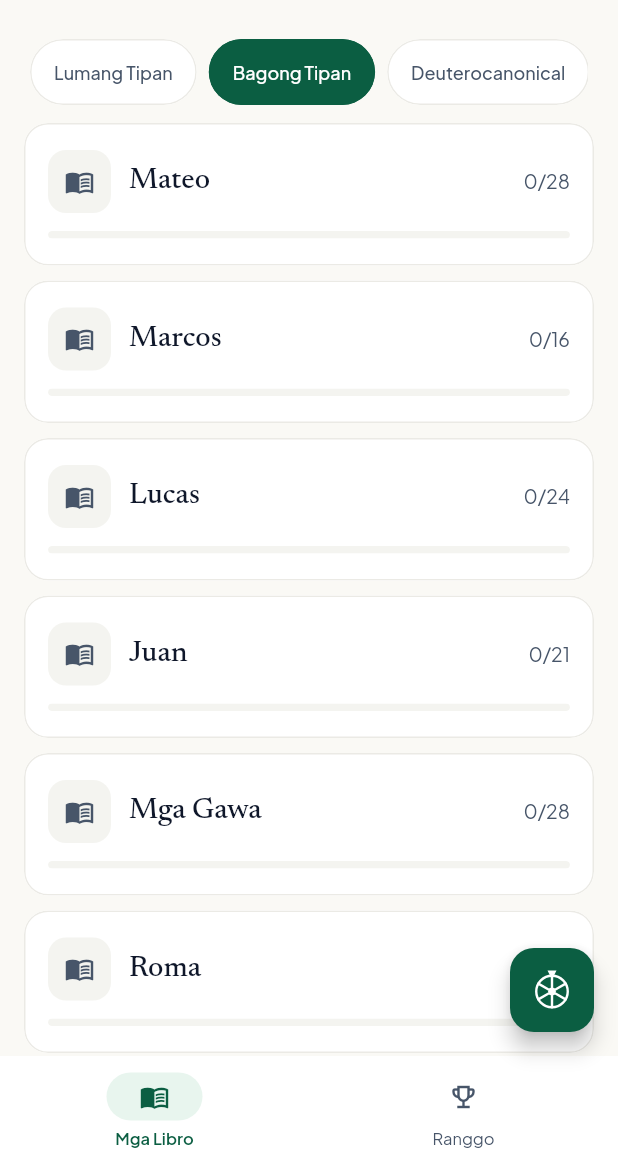
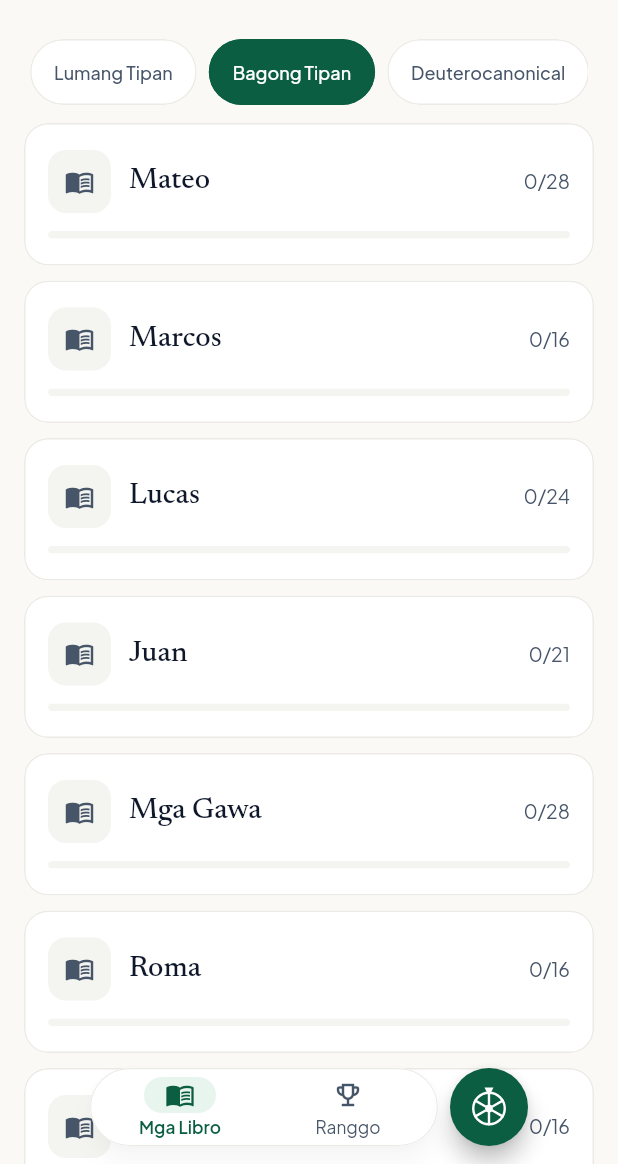
Before and after one commit to dyeybee1/bible-track, a Flutter app: the screen it shows once a user with an empty profile is signed in, after a tap on "Simulan ang pagbabasa", after a tap on "Lumang Tipan", after a tap on "Bagong Tipan", on a phone screen of 412 x 824 dp, the part 72-1236 px from its top. Run offline on Flutter 3.47's test engine with Material 3 defaults, Android fonts, the phone set to English and light mode, and no system bars; our stand-ins replace cloud_firestore, firebase_auth, firebase_core, google_sign_in, hive_ce, hive_ce_flutter; missing offline and left inert: dart:js_interop; accounts and stored records are empty; project files that could hold a hidden picture were left out.

Commit message:
Updated the bottom nav ui/ux

```diff
--- a/lib/features/books/books_screen.dart
+++ b/lib/features/books/books_screen.dart
@@ -9,6 +9,7 @@ import '../../models/book.dart';
 import '../../settings_scope.dart';
 import '../../theme/app_theme.dart';
 import '../../widgets/app_header.dart';
+import '../../widgets/floating_pill_nav.dart';
 import '../intro/intro_screen.dart';
 import 'chapter_screen.dart';
 
@@ -92,7 +93,12 @@ class _BooksScreenState extends State<BooksScreen> {
                   key: ValueKey(_section),
                   slivers: [
                     SliverPadding(
-                      padding: const EdgeInsets.fromLTRB(16, 0, 16, 96),
+                      padding: EdgeInsets.fromLTRB(
+                        16,
+                        0,
+                        16,
+                        floatingNavContentPadding(context),
+                      ),
                       sliver: SliverList(
                         delegate: SliverChildBuilderDelegate((context, index) {
                           if (index.isOdd) return const SizedBox(height: 10);
--- a/lib/features/home/home_shell.dart
+++ b/lib/features/home/home_shell.dart
@@ -9,6 +9,7 @@ import '../../data/progress_controller.dart';
 import '../../data/quiz_repository.dart';
 import '../../settings_scope.dart';
 import '../../widgets/spin_wheel_icon.dart';
+import '../../widgets/floating_pill_nav.dart';
 import '../books/books_screen.dart';
 import '../leaderboard/leaderboard_screen.dart';
 import '../spinner/spinner_screen.dart';
@@ -38,6 +39,7 @@ class _HomeShellState extends State<HomeShell> {
   bool _hintChecked = false;
   bool _showSpinHint = false;
   Timer? _hintTimer;
+  final _spinAnchor = LayerLink();
 
   @override
   void didChangeDependencies() {
@@ -83,11 +85,20 @@ class _HomeShellState extends State<HomeShell> {
   Widget build(BuildContext context) {
     final strings = context.s;
 
+    final padding = MediaQuery.paddingOf(context);
+    final reducedMotion = MediaQuery.disableAnimationsOf(context);
+    final duration = reducedMotion
+        ? Duration.zero
+        : const Duration(milliseconds: 200);
+
     return Listener(
       behavior: HitTestBehavior.translucent,
       onPointerDown: (_) => _dismissSpinHint(),
       child: Scaffold(
-        body: IndexedStack(
+        body: Stack(
+          fit: StackFit.expand,
+          children: [
+            IndexedStack(
               index: _index,
               children: [
                 BooksScreen(
@@ -103,90 +114,178 @@ class _HomeShellState extends State<HomeShell> {
                 ),
               ],
             ),
-        floatingActionButton: _index == 0
-            ? SizedBox(
-                width: _showSpinHint
-                    ? math.min(
-                        320,
+            if (MediaQuery.viewInsetsOf(context).bottom == 0)
+              Positioned(
+                left: padding.left + 16,
+                right: padding.right + 16,
+                bottom: padding.bottom + 12,
+                child: LayoutBuilder(
+                  builder: (context, constraints) {
+                    final pillWidth = math.min(
+                      232.0,
+                      constraints.maxWidth - 60,
+                    );
+                    return Stack(
+                      clipBehavior: Clip.none,
+                      children: [
+                        Center(
+                          child: TweenAnimationBuilder<double>(
+                            tween: Tween(begin: 1, end: _index == 0 ? 1 : 0),
+                            duration: duration,
+                            curve: Curves.easeInOut,
+                            builder: (context, visibility, _) => SizedBox(
+                              key: const ValueKey('home-navigation-row'),
+                              width: pillWidth + 60 * visibility,
+                              height: FloatingPillNav.height,
+                              child: Stack(
+                                clipBehavior: Clip.none,
+                                children: [
+                                  SizedBox(
+                                    width: pillWidth,
+                                    child: FloatingPillNav(
+                                      selectedIndex: _index,
+                                      onDestinationSelected: (i) {
+                                        _dismissSpinHint();
+                                        setState(() => _index = i);
+                                      },
+                                      destinations: [
+                                        FloatingPillDestination(
+                                          icon: Icons.menu_book_outlined,
+                                          selectedIcon: Icons.menu_book,
+                                          label: strings.navBooks,
+                                        ),
+                                        FloatingPillDestination(
+                                          icon: Icons.emoji_events_outlined,
+                                          selectedIcon: Icons.emoji_events,
+                                          label: strings.navLeaderboard,
+                                        ),
+                                      ],
+                                    ),
+                                  ),
+                                  if (visibility > 0)
+                                    Positioned(
+                                      left: pillWidth + 8,
+                                      top: 0,
+                                      child: _SpinButton(
+                                        active: _index == 0,
+                                        visibility: visibility,
+                                        anchor: _spinAnchor,
+                                        onPressed: _openSpinner,
+                                      ),
+                                    ),
+                                ],
+                              ),
+                            ),
+                          ),
+                        ),
+                      ],
+                    );
+                  },
+                ),
+              ),
+            if (_showSpinHint &&
+                _index == 0 &&
+                MediaQuery.viewInsetsOf(context).bottom == 0)
+              Positioned.fill(
+                child: Stack(
+                  clipBehavior: Clip.none,
+                  children: [
+                    Positioned(
+                      left: 0,
+                      top: 0,
+                      child: CompositedTransformFollower(
+                        link: _spinAnchor,
+                        showWhenUnlinked: false,
+                        targetAnchor: Alignment.topRight,
+                        followerAnchor: Alignment.bottomRight,
+                        offset: const Offset(0, -8),
+                        child: _SpinHint(
+                          maxWidth: math.min(
+                            280,
                             MediaQuery.sizeOf(context).width -
-                            MediaQuery.paddingOf(context).horizontal -
+                                padding.horizontal -
                                 32,
-                      )
-                    : 56,
-                child: Row(
-                  mainAxisSize: MainAxisSize.min,
-                  crossAxisAlignment: CrossAxisAlignment.end,
-                  children: [
-                    if (_showSpinHint) ...[
-                      Expanded(
+                          ),
+                        ),
+                      ),
+                    ),
+                  ],
+                ),
+              ),
+          ],
+        ),
+      ),
+    );
+  }
+}
+
+class _SpinButton extends StatelessWidget {
+  const _SpinButton({
+    required this.active,
+    required this.visibility,
+    required this.anchor,
+    required this.onPressed,
+  });
+  final bool active;
+  final double visibility;
+  final LayerLink anchor;
+  final VoidCallback onPressed;
+
+  @override
+  Widget build(BuildContext context) => IgnorePointer(
+    ignoring: !active,
+    child: ExcludeSemantics(
+      excluding: !active,
+      child: Opacity(
+        opacity: visibility,
+        child: Transform.scale(
+          scale: visibility,
+          child: CompositedTransformTarget(
+            link: anchor,
+            child: SizedBox.square(
+              dimension: FloatingPillNav.height,
+              child: FloatingActionButton(
+                key: const ValueKey('spin-fab'),
+                tooltip: context.s.spinReadingHint,
+                shape: const CircleBorder(),
+                onPressed: onPressed,
                 child: Semantics(
-                          liveRegion: true,
-                          child: Material(
-                            key: const ValueKey('spin-fab-hint'),
-                            elevation: 2,
-                            color: Theme.of(context).colorScheme.inverseSurface,
-                            borderRadius: BorderRadius.circular(12),
-                            child: Padding(
-                              padding: const EdgeInsets.all(12),
-                              child: Text(
-                                strings.spinReadingHint,
-                                style: Theme.of(context).textTheme.bodySmall
-                                    ?.copyWith(
-                                      color: Theme.of(
-                                        context,
-                                      ).colorScheme.onInverseSurface,
+                  label: context.s.spinReadingHint,
+                  child: const SpinWheelIcon(),
                 ),
               ),
             ),
           ),
         ),
       ),
-                      const SizedBox(width: 12),
-                    ],
-                    SizedBox.square(
-                      dimension: 56,
-                      child: FloatingActionButton(
-                        key: const ValueKey('spin-fab'),
-                        tooltip: strings.spinReadingHint,
-                        onPressed: _openSpinner,
+    ),
+  );
+}
+
+class _SpinHint extends StatelessWidget {
+  const _SpinHint({required this.maxWidth});
+  final double maxWidth;
+
+  @override
+  Widget build(BuildContext context) {
+    final scheme = Theme.of(context).colorScheme;
+    return SizedBox(
+      width: maxWidth,
       child: Semantics(
-                          label: strings.spinReadingHint,
-                          child: const SpinWheelIcon(),
+        liveRegion: true,
+        child: Material(
+          key: const ValueKey('spin-fab-hint'),
+          elevation: 2,
+          color: scheme.inverseSurface,
+          borderRadius: BorderRadius.circular(12),
+          child: Padding(
+            padding: const EdgeInsets.all(12),
+            child: Text(
+              context.s.spinReadingHint,
+              style: Theme.of(
+                context,
+              ).textTheme.bodySmall?.copyWith(color: scheme.onInverseSurface),
             ),
-                      ),
-                    ),
-                  ],
-                ),
-              )
-            : null,
-        floatingActionButtonLocation: FloatingActionButtonLocation.endFloat,
-        bottomNavigationBar: DecoratedBox(
-          decoration: BoxDecoration(
-            border: Border(
-              top: BorderSide(
-                color: Theme.of(context).colorScheme.outlineVariant,
-              ),
-            ),
-          ),
-          child: NavigationBar(
-            animationDuration: MediaQuery.disableAnimationsOf(context)
-                ? Duration.zero
-                : const Duration(milliseconds: 220),
-            selectedIndex: _index,
-            onDestinationSelected: (i) => setState(() => _index = i),
-            labelBehavior: NavigationDestinationLabelBehavior.alwaysShow,
-            destinations: [
-              NavigationDestination(
-                icon: const Icon(Icons.menu_book_outlined),
-                selectedIcon: const Icon(Icons.menu_book),
-                label: strings.navBooks,
-              ),
-              NavigationDestination(
-                icon: const Icon(Icons.emoji_events_outlined),
-                selectedIcon: const Icon(Icons.emoji_events),
-                label: strings.navLeaderboard,
-              ),
-            ],
           ),
         ),
       ),
--- a/lib/features/leaderboard/leaderboard_screen.dart
+++ b/lib/features/leaderboard/leaderboard_screen.dart
@@ -1,6 +1,7 @@
 import 'package:flutter/material.dart';
 import '../../widgets/app_header.dart';
 import '../../widgets/page_heading.dart';
+import '../../widgets/floating_pill_nav.dart';
 
 import '../../data/account_controller.dart';
 import '../../data/cloud_repository.dart';
@@ -109,7 +110,7 @@ class _LeaderboardScreenState extends State<LeaderboardScreen>
           root: true,
           themeToggle: true,
         ),
-        body: const SizedBox.shrink(),
+        body: const _LeaderboardStatusBody(child: SizedBox.shrink()),
       );
     }
 
@@ -123,7 +124,7 @@ class _LeaderboardScreenState extends State<LeaderboardScreen>
           root: true,
           themeToggle: true,
         ),
-        body: const Center(child: CircularProgressIndicator()),
+        body: const _LeaderboardStatusBody(child: CircularProgressIndicator()),
       );
     }
 
@@ -174,9 +175,7 @@ class _LeaderboardBody extends StatelessWidget {
     final scheme = theme.colorScheme;
 
     if (ctrl.status == LeaderboardStatus.offline) {
-      return Center(
-        child: Padding(
-          padding: const EdgeInsets.all(32),
+      return _LeaderboardStatusBody(
         child: Column(
           mainAxisSize: MainAxisSize.min,
           children: [
@@ -200,14 +199,11 @@ class _LeaderboardBody extends StatelessWidget {
             ),
           ],
         ),
-        ),
       );
     }
 
     if (ctrl.status == LeaderboardStatus.empty) {
-      return Center(
-        child: Padding(
-          padding: const EdgeInsets.all(32),
+      return _LeaderboardStatusBody(
         child: Column(
           mainAxisSize: MainAxisSize.min,
           children: [
@@ -234,7 +230,6 @@ class _LeaderboardBody extends StatelessWidget {
             ),
           ],
         ),
-        ),
       );
     }
 
@@ -243,12 +238,16 @@ class _LeaderboardBody extends StatelessWidget {
     final ownRank = ctrl.ownRank;
     final meInTop50 = entries.any((e) => e.uid == currentUid);
 
-    return Column(
-      children: [
-        PageHeading(title: context.s.leaderboardTitle),
+    return CustomScrollView(
+      key: const ValueKey('leaderboard-list'),
+      slivers: [
+        SliverToBoxAdapter(
+          child: PageHeading(title: context.s.leaderboardTitle),
+        ),
         // ---- Own rank banner (shown when outside top 50 and rank is known) ----
         if (!meInTop50 && ownRank != null && ownRank > 0)
-          InkWell(
+          SliverToBoxAdapter(
+            child: InkWell(
               onTap: () => showProfilePreview(
                 context: context,
                 uid: currentUid,
@@ -267,17 +266,24 @@ class _LeaderboardBody extends StatelessWidget {
                 theme: theme,
               ),
             ),
+          ),
 
         // ---- Hint if the user is not opted in ----
         if (!settings.showOnLeaderboard)
-          _OptInHint(strings: strings, scheme: scheme, theme: theme),
+          SliverToBoxAdapter(
+            child: _OptInHint(strings: strings, scheme: scheme, theme: theme),
+          ),
 
         // ---- List ----
-        Expanded(
-          child: ListView.builder(
-            padding: const EdgeInsets.fromLTRB(16, 8, 16, 24),
-            itemCount: entries.length,
-            itemBuilder: (context, i) {
+        SliverPadding(
+          padding: EdgeInsets.fromLTRB(
+            16,
+            8,
+            16,
+            floatingNavContentPadding(context),
+          ),
+          sliver: SliverList(
+            delegate: SliverChildBuilderDelegate((context, i) {
               final entry = entries[i];
               final rank = i + 1;
               final isMe = entry.uid == currentUid;
@@ -302,7 +308,7 @@ class _LeaderboardBody extends StatelessWidget {
                   strings: strings,
                 ),
               );
-            },
+            }, childCount: entries.length),
           ),
         ),
       ],
@@ -311,6 +317,32 @@ class _LeaderboardBody extends StatelessWidget {
 }
 
 // ─────────────────────────────────────────────────────────────────────────────
+
+/// Keeps every status reachable above the floating controls on short screens.
+class _LeaderboardStatusBody extends StatelessWidget {
+  const _LeaderboardStatusBody({required this.child});
+  final Widget child;
+
+  @override
+  Widget build(BuildContext context) => LayoutBuilder(
+    builder: (context, constraints) {
+      final bottom = floatingNavContentPadding(context);
+      return SingleChildScrollView(
+        key: const ValueKey('leaderboard-status'),
+        padding: EdgeInsets.fromLTRB(32, 32, 32, bottom),
+        child: ConstrainedBox(
+          constraints: BoxConstraints(
+            minHeight: (constraints.maxHeight - 32 - bottom).clamp(
+              0,
+              double.infinity,
+            ),
+          ),
+          child: Center(child: child),
+        ),
+      );
+    },
+  );
+}
 
 class _OwnRankBanner extends StatelessWidget {
   const _OwnRankBanner({
--- a/lib/l10n/strings.dart
+++ b/lib/l10n/strings.dart
@@ -15,6 +15,8 @@ class Strings {
 
   // ---- navigation ----
   String get navBooks => _t('Mga Libro', 'Books');
+  String navTabSemantics(String label, int position, int total) =>
+      _t('$label, tab $position sa $total', '$label, tab $position of $total');
   String get navProfile => 'Profile';
   String get navSettings => _t('Setting', 'Settings');
 
--- a/lib/theme/app_theme.dart
+++ b/lib/theme/app_theme.dart
@@ -182,37 +182,6 @@ ThemeData _build(Brightness brightness) {
       backgroundColor: scheme.secondary,
       foregroundColor: scheme.onSecondary,
     ),
-    navigationBarTheme: NavigationBarThemeData(
-      height: 72,
-      elevation: 0,
-      backgroundColor: scheme.surface,
-      surfaceTintColor: Colors.transparent,
-      indicatorColor: scheme.primaryContainer,
-      indicatorShape: const StadiumBorder(),
-      labelPadding: const EdgeInsets.only(top: 5),
-      iconTheme: WidgetStateProperty.resolveWith(
-        (states) => IconThemeData(
-          size: 20,
-          color: states.contains(WidgetState.selected)
-              ? scheme.primary
-              : scheme.onSurfaceVariant,
-        ),
-      ),
-      labelTextStyle: WidgetStateProperty.resolveWith(
-        (states) => TextStyle(
-          fontFamily: AppTypography.sans,
-          fontSize: 11,
-          height: 1.2,
-          letterSpacing: 0,
-          color: states.contains(WidgetState.selected)
-              ? scheme.primary
-              : scheme.onSurfaceVariant,
-          fontWeight: states.contains(WidgetState.selected)
-              ? FontWeight.w600
-              : FontWeight.w400,
-        ),
-      ),
-    ),
     segmentedButtonTheme: SegmentedButtonThemeData(
       style: ButtonStyle(
         backgroundColor: WidgetStateProperty.resolveWith(
--- /dev/null
+++ b/lib/widgets/floating_pill_nav.dart
@@ -0,0 +1,160 @@
+import 'package:flutter/material.dart';
+
+import '../settings_scope.dart';
+
+/// Clearance for content that scrolls behind the home navigation controls.
+double floatingNavContentPadding(BuildContext context) =>
+    96 + MediaQuery.paddingOf(context).bottom;
+
+class FloatingPillDestination {
+  const FloatingPillDestination({
+    required this.icon,
+    required this.label,
+    this.selectedIcon,
+  });
+
+  final IconData icon;
+  final IconData? selectedIcon;
+  final String label;
+}
+
+/// A compact navigation surface; add destinations without changing its layout.
+class FloatingPillNav extends StatelessWidget {
+  const FloatingPillNav({
+    super.key,
+    required this.destinations,
+    required this.selectedIndex,
+    required this.onDestinationSelected,
+  }) : assert(destinations.length >= 2),
+       assert(selectedIndex >= 0 && selectedIndex < destinations.length);
+
+  static const height = 52.0;
+  final List<FloatingPillDestination> destinations;
+  final int selectedIndex;
+  final ValueChanged<int> onDestinationSelected;
+
+  @override
+  Widget build(BuildContext context) {
+    final scheme = Theme.of(context).colorScheme;
+    final duration = MediaQuery.disableAnimationsOf(context)
+        ? Duration.zero
+        : const Duration(milliseconds: 200);
+    final showLabels = MediaQuery.textScalerOf(context).scale(11.5) <= 23;
+    return Material(
+      color: scheme.surface,
+      surfaceTintColor: Colors.transparent,
+      elevation: 6,
+      shadowColor: scheme.shadow.withValues(alpha: .16),
+      shape: StadiumBorder(
+        side: BorderSide(color: scheme.outlineVariant, width: .75),
+      ),
+      clipBehavior: Clip.antiAlias,
+      child: SizedBox(
+        height: height,
+        child: Padding(
+          padding: const EdgeInsets.symmetric(horizontal: 4),
+          child: LayoutBuilder(
+            builder: (context, constraints) {
+              final items = Row(
+                children: [
+                  for (var i = 0; i < destinations.length; i++)
+                    Expanded(
+                      child: Semantics(
+                        key: ValueKey('floating-nav-item-$i'),
+                        container: true,
+                        button: true,
+                        selected: i == selectedIndex,
+                        onTap: () => onDestinationSelected(i),
+                        label: context.s.navTabSemantics(
+                          destinations[i].label,
+                          i + 1,
+                          destinations.length,
+                        ),
+                        child: ExcludeSemantics(
+                          child: InkWell(
+                            onTap: () => onDestinationSelected(i),
+                            borderRadius: BorderRadius.circular(height),
+                            focusColor: scheme.primary.withValues(alpha: .15),
+                            child: SizedBox(
+                              height: height,
+                              child: Column(
+                                mainAxisAlignment: MainAxisAlignment.center,
+                                children: [
+                                  AnimatedContainer(
+                                    key: ValueKey('floating-nav-indicator-$i'),
+                                    duration: duration,
+                                    curve: Curves.easeInOut,
+                                    width: 48,
+                                    height: 24,
+                                    decoration: BoxDecoration(
+                                      color: i == selectedIndex
+                                          ? scheme.primaryContainer
+                                          : Colors.transparent,
+                                      borderRadius: BorderRadius.circular(24),
+                                    ),
+                                    child: Icon(
+                                      i == selectedIndex
+                                          ? destinations[i].selectedIcon ??
+                                                destinations[i].icon
+                                          : destinations[i].icon,
+                                      size: 20,
+                                      color: i == selectedIndex
+                                          ? scheme.primary
+                                          : scheme.onSurfaceVariant,
+                                    ),
+                                  ),
+                                  if (showLabels) ...[
+                                    const SizedBox(height: 2),
+                                    Padding(
+                                      padding: const EdgeInsets.symmetric(
+                                        horizontal: 6,
+                                      ),
+                                      child: SizedBox(
+                                        height: 14,
+                                        child: FittedBox(
+                                          fit: BoxFit.scaleDown,
+                                          child: Text(
+                                            destinations[i].label,
+                                            maxLines: 1,
+                                            style: Theme.of(context)
+                                                .textTheme
+                                                .labelSmall
+                                                ?.copyWith(
+                                                  fontSize: 11.5,
+                                                  height: 1.2,
+                                                  color: i == selectedIndex
+                                                      ? scheme.primary
+                                                      : scheme.onSurfaceVariant,
+                                                  fontWeight: i == selectedIndex
+                                                      ? FontWeight.w600
+                                                      : FontWeight.w400,
+                                                ),
+                                          ),
+                                        ),
+                                      ),
+                                    ),
+                                  ],
+                                ],
+                              ),
+                            ),
+                          ),
+                        ),
+                      ),
+                    ),
+                ],
+              );
+              final minimumWidth = destinations.length * 48.0;
+              if (constraints.maxWidth < minimumWidth) {
+                return SingleChildScrollView(
+                  scrollDirection: Axis.horizontal,
+                  child: SizedBox(width: minimumWidth, child: items),
+                );
+              }
+              return items;
+            },
+          ),
+        ),
+      ),
+    );
+  }
+}
```
Also changed, not shown: 5 other files. Lines whose indentation alone changed are shown as unchanged.
